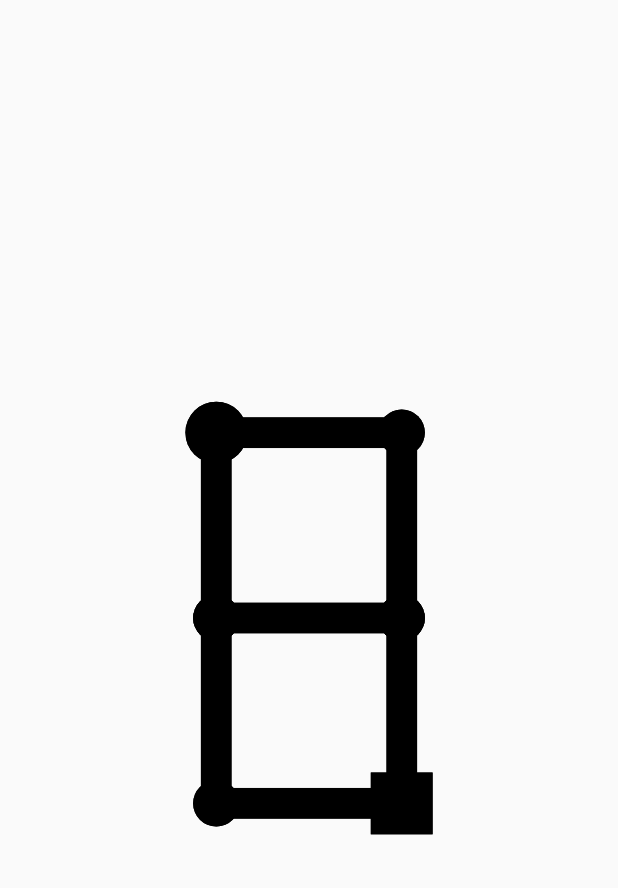
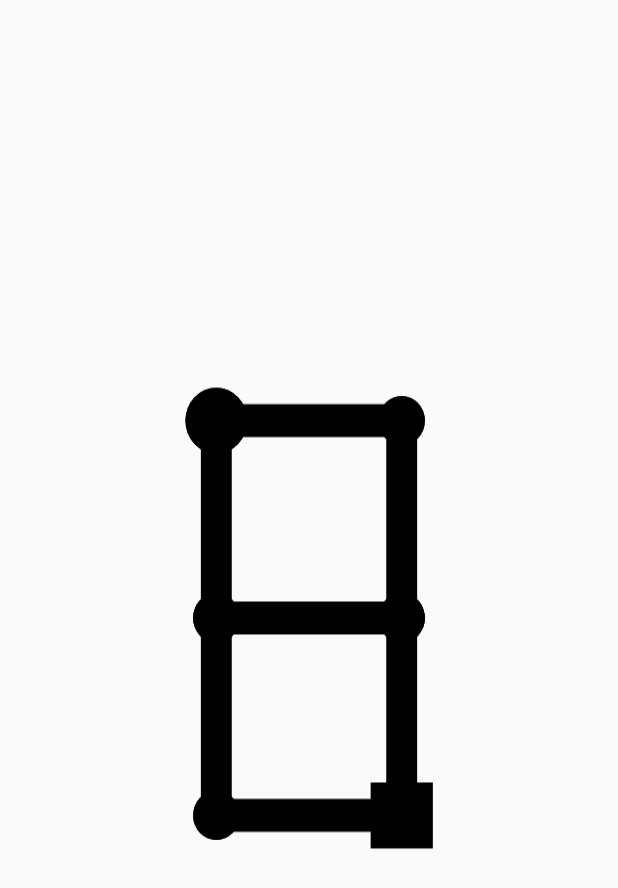
Before and after one commit to emildekeyser/android-puzzle-game, an Android app: the MainActivity screen opened directly, with no data from a screen before it, on a phone screen of 412 x 824 dp. Shown: the top 888 px of the screen. Run offline under Robolectric (Android 15) with nearby library versions, the phone set to English and light mode, and no system bars.

```diff
--- a/app/src/main/java/com/example/thewitnesspuzzles/MainActivity.kt
+++ b/app/src/main/java/com/example/thewitnesspuzzles/MainActivity.kt
@@ -1,12 +1,14 @@
 package com.example.thewitnesspuzzles
 
-import androidx.appcompat.app.AppCompatActivity
+import android.content.Context
+import android.os.Build
 import android.os.Bundle
-import android.os.Build
 import android.util.DisplayMetrics
 import android.view.MotionEvent
 import android.view.View
+import android.view.WindowManager
 import androidx.annotation.RequiresApi
+import androidx.appcompat.app.AppCompatActivity
 import com.example.thewitnesspuzzles.model.Line
 import com.example.thewitnesspuzzles.model.Maze
 import com.example.thewitnesspuzzles.model.Node
@@ -14,6 +16,7 @@ import com.example.thewitnesspuzzles.model.NodeType
 import com.example.thewitnesspuzzles.rendering.Renderer
 import com.example.thewitnesspuzzles.service.MazeFactory
 import kotlinx.android.synthetic.main.activity_main.*
+
 
 class MainActivity: AppCompatActivity() {
 
@@ -25,13 +28,12 @@ class MainActivity: AppCompatActivity() {
         val displayMetrics = DisplayMetrics()
         windowManager.defaultDisplay.getMetrics(displayMetrics)
         val width = displayMetrics.widthPixels
-        val height = displayMetrics.heightPixels
+        // TODO: Don't do -75 but calculate the width of the settings bar
+        val height = displayMetrics.heightPixels - 75
         // This is a test for if we want to keep the actionbar
-        //var defaultHeight = displayMetrics.heightPixels
-        //val height = width - (actionBar?.customView?.height ?: 0)
         var maze = makeEight()
 //        var maze = service!!.getServiceMaze();
-        // TODO: change the parameters the renderer receives
+        // TODO: Possibly not do the width and height here
         val renderer = Renderer(imageView, resources, width, height)
         var overlord = Overlord(renderer, maze)
 
```
